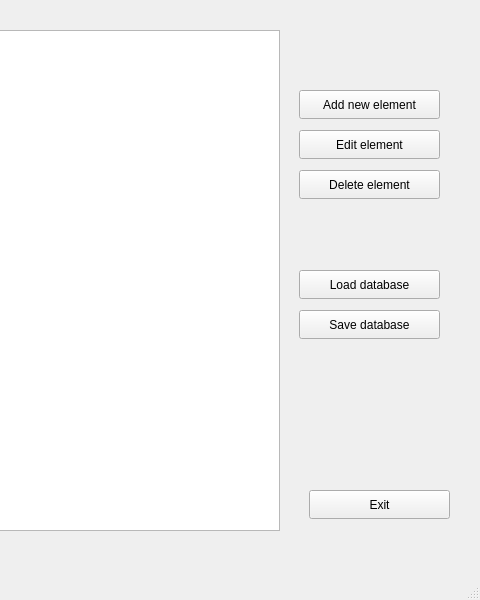
PaulBelov0/Transport_List, file mainwindow.ui: the form before one commit; both pictures show x 601 to 1081 and y 0 to 600 of the 1081 by 600 pixel window.
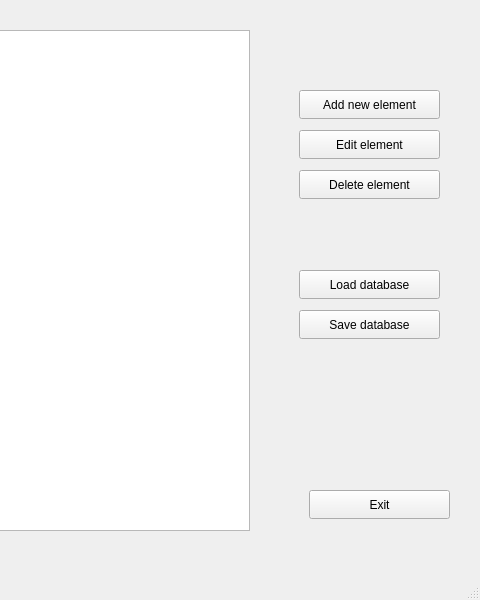
The form after the commit.

Patch:
```diff
--- a/mainwindow.ui
+++ b/mainwindow.ui
@@ -100,7 +100,7 @@
      <rect>
       <x>30</x>
       <y>30</y>
-      <width>851</width>
+      <width>821</width>
       <height>501</height>
      </rect>
     </property>
```
